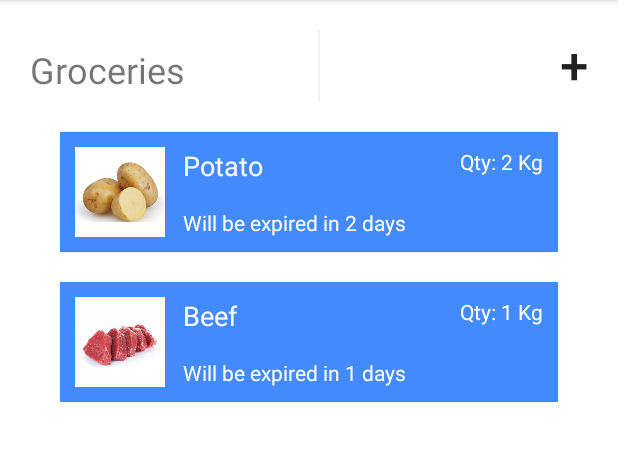
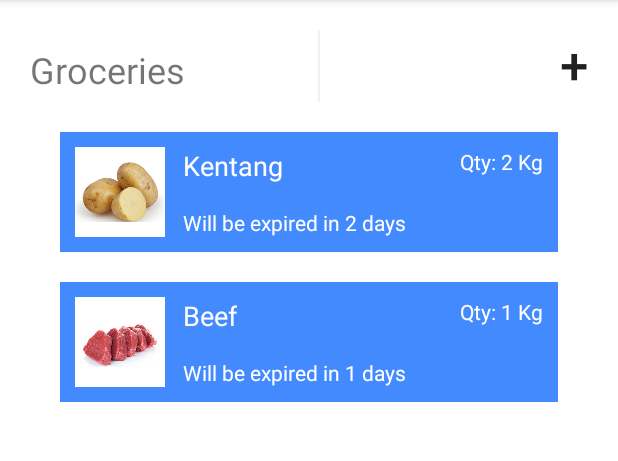
Before and after one commit to iklilnur/Rafodia, an Android app: the FilledGroceries screen opened directly, with no data from a screen before it, on a phone screen of 412 x 824 dp, the part 84-545 px from its top. Run offline under Robolectric (Android 15) with nearby library versions, the light colour scheme and no system bars.

```diff
--- a/app/src/main/res/values/strings.xml
+++ b/app/src/main/res/values/strings.xml
@@ -14,7 +14,7 @@
     <!-- Empty Groceries String -->
     <string name="empty_groceries_content">Your groceries is empty. Tap the + button to add an item.</string>
     <!-- Filled Groceries String -->
-    <string name="item2_name">Potato</string>
+    <string name="item2_name">Kentang</string>
     <string name="item2_expire">Will be expired in 2 days</string>
     <string name="item2_qty">Qty: 2 Kg</string>
     <string name="item1_name">Beef</string>
```
